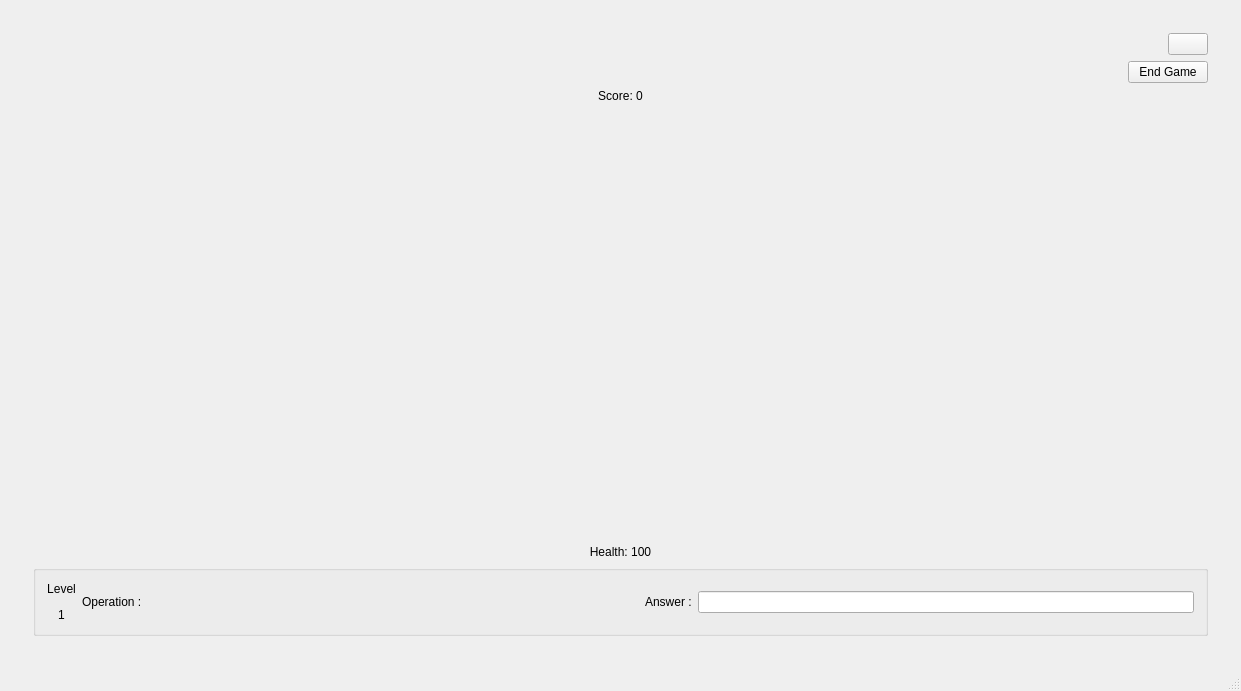
Above: mainwindow.ui from nphelpsiv/Education-App before the change. Below: the same form after it.
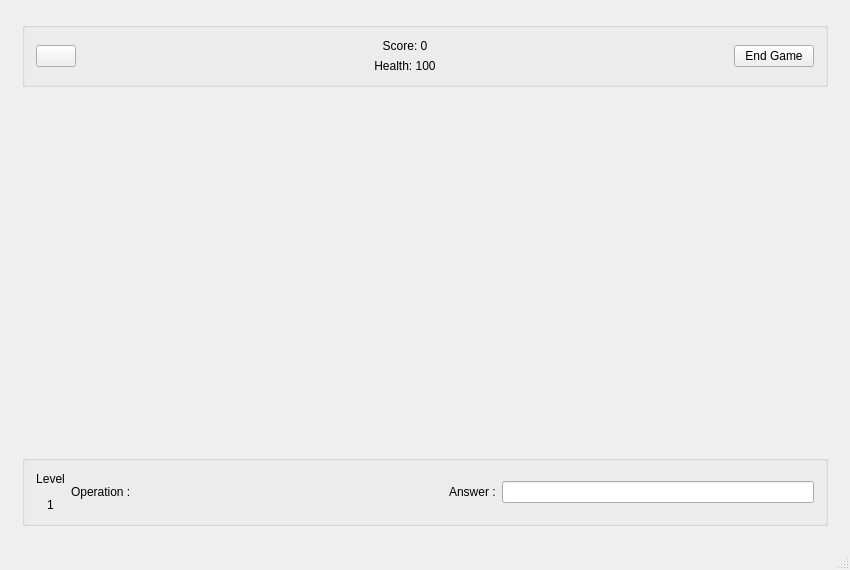
That is the form after the change. Icons and pictures are not drawn.

Commit message: fixed RenderWinow not showing up after restart

Diff of the .ui file:
```diff
--- a/mainwindow.ui
+++ b/mainwindow.ui
@@ -6,8 +6,8 @@
    <rect>
     <x>0</x>
     <y>0</y>
-    <width>1241</width>
-    <height>691</height>
+    <width>850</width>
+    <height>570</height>
    </rect>
   </property>
   <property name="sizePolicy">
@@ -1812,11 +1812,12 @@
       <widget class="QWidget" name="gamePage">
        <layout class="QVBoxLayout" name="verticalLayout_6">
         <item>
-         <widget class="QWidget" name="gameWidget" native="true">
-          <layout class="QVBoxLayout" name="verticalLayout_12">
+         <widget class="QGroupBox" name="groupBox">
+          <property name="title">
+           <string/>
+          </property>
+          <layout class="QHBoxLayout" name="horizontalLayout_4">
            <item>
-            <layout class="QVBoxLayout" name="verticalLayout_11">
-             <item alignment="Qt::AlignRight">
               <widget class="QPushButton" name="muteButton">
                <property name="maximumSize">
                 <size>
@@ -1837,13 +1838,21 @@
                </property>
               </widget>
              </item>
-             <item alignment="Qt::AlignRight">
-              <widget class="QPushButton" name="endGamePushButton">
-               <property name="text">
-                <string>End Game</string>
-               </property>
-              </widget>
-             </item>
+           <item>
+            <spacer name="horizontalSpacer_18">
+             <property name="orientation">
+              <enum>Qt::Horizontal</enum>
+             </property>
+             <property name="sizeHint" stdset="0">
+              <size>
+               <width>40</width>
+               <height>20</height>
+              </size>
+             </property>
+            </spacer>
+           </item>
+           <item>
+            <layout class="QVBoxLayout" name="verticalLayout_11">
              <item>
               <widget class="QLabel" name="scoreLabel">
                <property name="text">
@@ -1855,7 +1864,53 @@
               </widget>
              </item>
              <item>
+              <widget class="QLabel" name="healthLabel">
+               <property name="text">
+                <string>Health: 100</string>
+               </property>
+               <property name="alignment">
+                <set>Qt::AlignCenter</set>
+               </property>
+              </widget>
+             </item>
+            </layout>
+           </item>
+           <item>
+            <spacer name="horizontalSpacer_19">
+             <property name="orientation">
+              <enum>Qt::Horizontal</enum>
+             </property>
+             <property name="sizeHint" stdset="0">
+              <size>
+               <width>40</width>
+               <height>20</height>
+              </size>
+             </property>
+            </spacer>
+           </item>
+           <item>
+            <widget class="QPushButton" name="endGamePushButton">
+             <property name="text">
+              <string>End Game</string>
+             </property>
+            </widget>
+           </item>
+          </layout>
+          <zorder>endGamePushButton</zorder>
+          <zorder>muteButton</zorder>
+          <zorder>scoreLabel</zorder>
+          <zorder>healthLabel</zorder>
+          <zorder>healthLabel</zorder>
+          <zorder>scoreLabel</zorder>
+          <zorder>horizontalSpacer_18</zorder>
+          <zorder>horizontalSpacer_19</zorder>
+         </widget>
+        </item>
+        <item>
               <widget class="QFrame" name="gameRenderFrame">
+          <property name="enabled">
+           <bool>true</bool>
+          </property>
                <property name="sizePolicy">
                 <sizepolicy hsizetype="Preferred" vsizetype="Preferred">
                  <horstretch>1</horstretch>
@@ -1874,16 +1929,8 @@
                  <height>0</height>
                 </size>
                </property>
-              </widget>
-             </item>
-             <item>
-              <widget class="QLabel" name="healthLabel">
-               <property name="text">
-                <string>Health: 100</string>
-               </property>
-               <property name="alignment">
-                <set>Qt::AlignCenter</set>
-               </property>
+          <zorder>workPlaceGroupBox</zorder>
+          <zorder>groupBox</zorder>
               </widget>
              </item>
              <item>
@@ -1897,52 +1944,47 @@
                <property name="title">
                 <string/>
                </property>
-               <layout class="QGridLayout" name="gridLayout_8">
-                <item row="0" column="0" rowspan="3">
+          <layout class="QHBoxLayout" name="horizontalLayout_2">
+           <item>
                  <widget class="QLabel" name="levelLabel">
                   <property name="text">
                    <string>&lt;html&gt;&lt;head/&gt;&lt;body&gt;&lt;p align=&quot;center&quot;&gt;Level&lt;/p&gt;&lt;p align=&quot;center&quot;&gt;1&lt;/p&gt;&lt;/body&gt;&lt;/html&gt;</string>
                   </property>
                  </widget>
                 </item>
-                <item row="1" column="3">
+           <item>
+            <widget class="QLabel" name="operationLabel">
+             <property name="text">
+              <string>Operation :</string>
+             </property>
+            </widget>
+           </item>
+           <item>
+            <spacer name="horizontalSpacer_16">
+             <property name="orientation">
+              <enum>Qt::Horizontal</enum>
+             </property>
+             <property name="sizeHint" stdset="0">
+              <size>
+               <width>40</width>
+               <height>20</height>
+              </size>
+             </property>
+            </spacer>
+           </item>
+           <item>
                  <widget class="QLabel" name="answerLabel">
                   <property name="text">
                    <string>Answer :</string>
                   </property>
                  </widget>
                 </item>
-                <item row="1" column="5">
+           <item>
                  <widget class="QLineEdit" name="answerLineEdit">
                   <property name="inputMask">
                    <string/>
                   </property>
                  </widget>
-                </item>
-                <item row="1" column="1">
-                 <widget class="QLabel" name="operationLabel">
-                  <property name="text">
-                   <string>Operation :</string>
-                  </property>
-                 </widget>
-                </item>
-                <item row="1" column="2">
-                 <spacer name="horizontalSpacer_16">
-                  <property name="orientation">
-                   <enum>Qt::Horizontal</enum>
-                  </property>
-                  <property name="sizeHint" stdset="0">
-                   <size>
-                    <width>40</width>
-                    <height>20</height>
-                   </size>
-                  </property>
-                 </spacer>
-                </item>
-               </layout>
-              </widget>
-             </item>
-            </layout>
            </item>
           </layout>
          </widget>
```
Left out of the diff: 10 changed lines with no effect on the pictures. Lines whose indentation alone changed are shown as unchanged. The commit also changes 2 other files.
